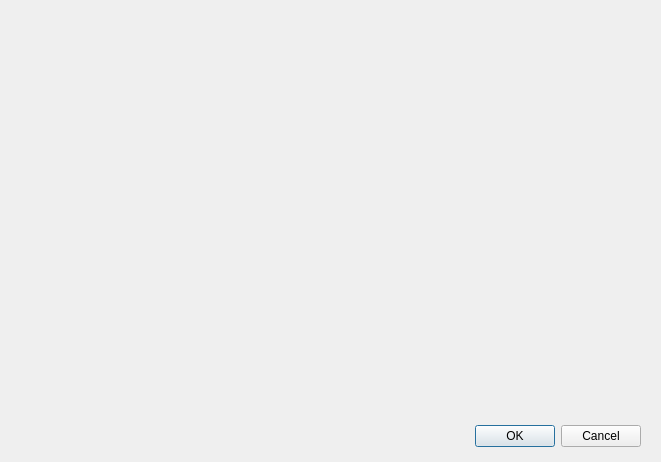
Above: ui/diffdialog.ui from sqrldev/IdTool before the change. Below: the same form after it.
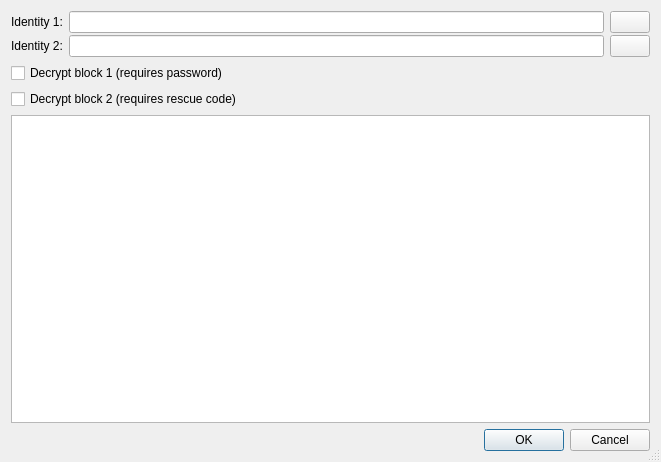
That is the form after the change. Icons and pictures are not drawn.

Commit message: Create DiffDialog UI

Diff of the .ui file:
```diff
--- a/ui/diffdialog.ui
+++ b/ui/diffdialog.ui
@@ -13,22 +13,117 @@
   <property name="windowTitle">
    <string>Dialog</string>
   </property>
-  <widget class="QDialogButtonBox" name="buttonBox">
-   <property name="geometry">
-    <rect>
-     <x>300</x>
-     <y>420</y>
-     <width>341</width>
-     <height>32</height>
-    </rect>
+  <property name="windowIcon">
+   <iconset resource="../res.qrc">
+    <normaloff>:/res/img/Diff_16x.png</normaloff>:/res/img/Diff_16x.png</iconset>
+  </property>
+  <property name="sizeGripEnabled">
+   <bool>true</bool>
+  </property>
+  <property name="modal">
+   <bool>true</bool>
+  </property>
+  <layout class="QVBoxLayout" name="verticalLayout">
+   <item>
+    <layout class="QGridLayout" name="gridLayout">
+     <property name="sizeConstraint">
+      <enum>QLayout::SetDefaultConstraint</enum>
+     </property>
+     <property name="verticalSpacing">
+      <number>2</number>
+     </property>
+     <item row="1" column="1">
+      <widget class="QLineEdit" name="txt_Identity2">
+       <property name="readOnly">
+        <bool>true</bool>
+       </property>
+      </widget>
+     </item>
+     <item row="0" column="0">
+      <widget class="QLabel" name="lbl_Identity1">
+       <property name="text">
+        <string>Identity 1:</string>
+       </property>
+      </widget>
+     </item>
+     <item row="1" column="0">
+      <widget class="QLabel" name="lbl_Identity2">
+       <property name="text">
+        <string>Identity 2:</string>
+       </property>
+      </widget>
+     </item>
+     <item row="0" column="1">
+      <widget class="QLineEdit" name="txt_Identity1">
+       <property name="readOnly">
+        <bool>true</bool>
+       </property>
+      </widget>
+     </item>
+     <item row="0" column="2">
+      <widget class="QPushButton" name="btn_Identity1">
+       <property name="text">
+        <string/>
+       </property>
+       <property name="icon">
+        <iconset resource="../res.qrc">
+         <normaloff>:/res/img/OpenFile_16x.png</normaloff>:/res/img/OpenFile_16x.png</iconset>
+       </property>
+      </widget>
+     </item>
+     <item row="1" column="2">
+      <widget class="QPushButton" name="btn_Identity2">
+       <property name="text">
+        <string/>
+       </property>
+       <property name="icon">
+        <iconset resource="../res.qrc">
+         <normaloff>:/res/img/OpenFile_16x.png</normaloff>:/res/img/OpenFile_16x.png</iconset>
+       </property>
+      </widget>
+     </item>
+    </layout>
+   </item>
+   <item>
+    <widget class="QCheckBox" name="chk_DecryptBlock1">
+     <property name="text">
+      <string>Decrypt block 1 (requires password)</string>
+     </property>
+    </widget>
+   </item>
+   <item>
+    <widget class="QCheckBox" name="chk_DecryptBlock2">
+     <property name="text">
+      <string>Decrypt block 2 (requires rescue code)</string>
+     </property>
+    </widget>
+   </item>
+   <item>
+    <widget class="QTextEdit" name="txt_Diff"/>
+   </item>
+   <item>
+    <widget class="QDialogButtonBox" name="buttonBox">
+     <property name="orientation">
+      <enum>Qt::Horizontal</enum>
+     </property>
+     <property name="standardButtons">
+      <set>QDialogButtonBox::Cancel|QDialogButtonBox::Ok</set>
+     </property>
+    </widget>
+   </item>
+  </layout>
+  <action name="actionOpenIdentityFile">
+   <property name="icon">
+    <iconset resource="../res.qrc">
+     <normaloff>:/res/img/OpenFile_16x.png</normaloff>:/res/img/OpenFile_16x.png</iconset>
    </property>
-   <property name="orientation">
-    <enum>Qt::Horizontal</enum>
+   <property name="text">
+    <string>Open identity file</string>
    </property>
-   <property name="standardButtons">
-    <set>QDialogButtonBox::Cancel|QDialogButtonBox::Ok</set>
+   <property name="toolTip">
+    <string>Open identity file</string>
    </property>
-  </widget>
+  </action>
  </widget>
  <resources/>
  <connections>
```
Left out of the diff: 9 changed lines with no effect on the pictures. The commit also changes 1 other file.
